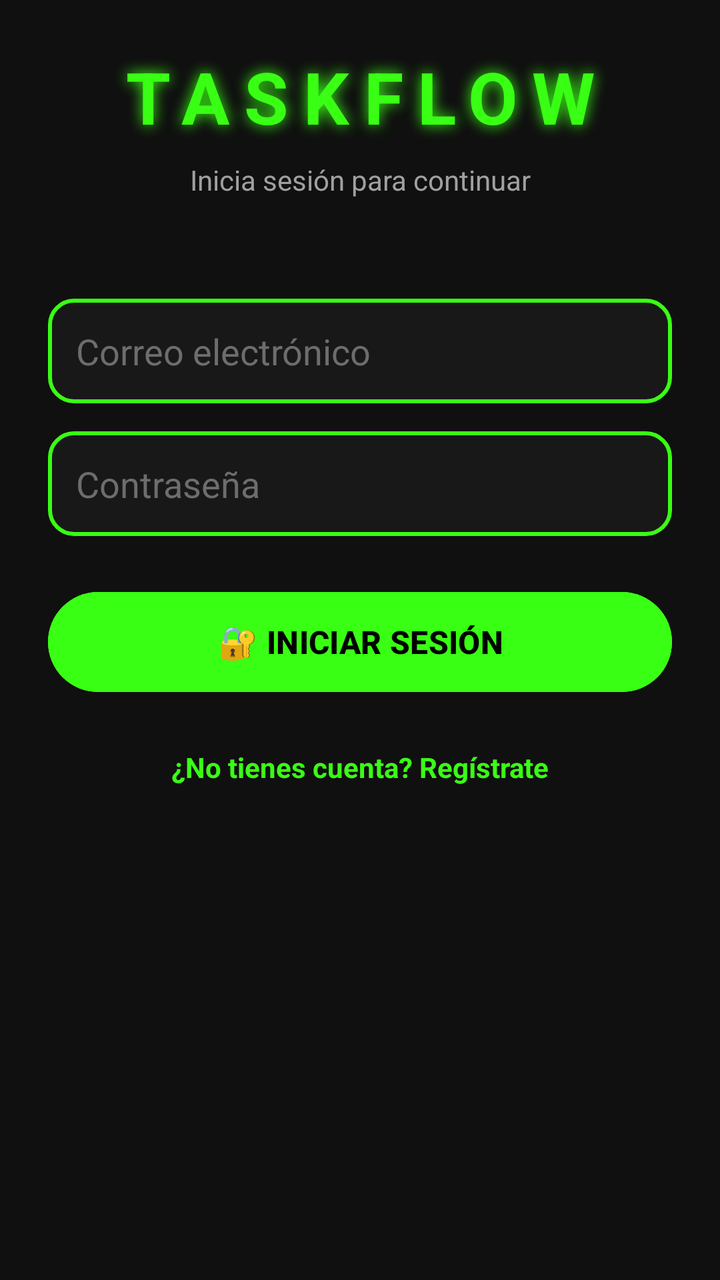
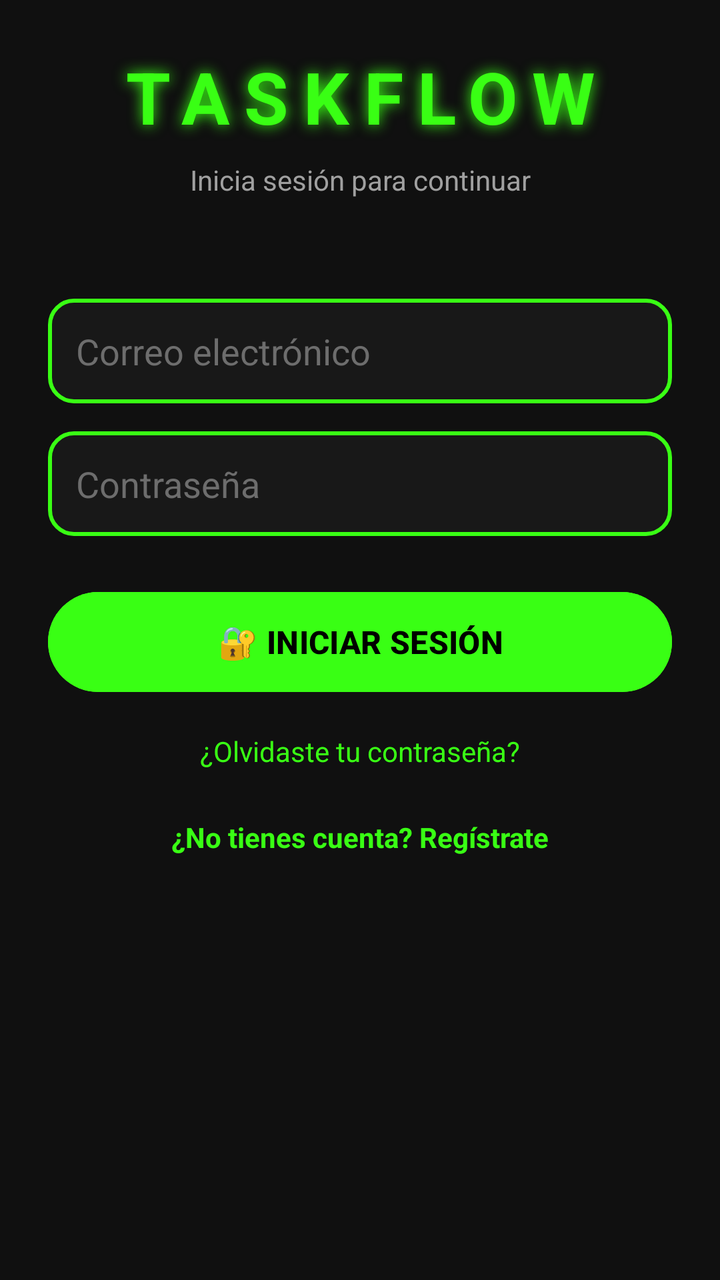

The first picture is an Android layout as it rendered before a commit; the second is the same layout after the commit. The layout source and the unified diff follow.
<!-- AndroidManifest.xml: application theme Theme.TaskFlow -->
<!-- res/layout/activity_login.xml -->
<?xml version="1.0" encoding="utf-8"?>
<ScrollView xmlns:android="http://schemas.android.com/apk/res/android"
    android:layout_width="match_parent"
    android:layout_height="match_parent"
    android:background="#101010"
    android:fillViewport="true">

    <LinearLayout
        android:layout_width="match_parent"
        android:layout_height="match_parent"
        android:orientation="vertical"
        android:padding="24dp">

        

        <TextView
            android:layout_width="match_parent"
            android:layout_height="wrap_content"
            android:gravity="center"
            android:text="TASKFLOW"
            android:textColor="#39FF14"
            android:textSize="36sp"
            android:textStyle="bold"
            android:letterSpacing="0.2"
            android:shadowColor="#39FF14"
            android:shadowDx="0"
            android:shadowDy="0"
            android:shadowRadius="18" />

        <TextView
            android:layout_width="match_parent"
            android:layout_height="wrap_content"
            android:layout_marginTop="8dp"
            android:gravity="center"
            android:text="Inicia sesión para continuar"
            android:textColor="#A0A0A0"
            android:textSize="14sp" />

        

        <EditText
            android:id="@+id/etEmail"
            android:layout_width="match_parent"
            android:layout_height="wrap_content"
            android:layout_marginTop="50dp"
            android:background="@drawable/neon_background"
            android:hint="Correo electrónico"
            android:textColorHint="#6D6D6D"
            android:inputType="textEmailAddress"
            android:padding="14dp"
            android:textColor="#FFFFFF" />

        

        <EditText
            android:id="@+id/etPassword"
            android:layout_width="match_parent"
            android:layout_height="wrap_content"
            android:layout_marginTop="14dp"
            android:background="@drawable/neon_background"
            android:hint="Contraseña"
            android:textColorHint="#6D6D6D"
            android:inputType="textPassword"
            android:padding="14dp"
            android:textColor="#FFFFFF" />

        

        <Button
            android:id="@+id/btnLogin"
            android:layout_width="match_parent"
            android:layout_height="58dp"
            android:layout_marginTop="24dp"
            android:backgroundTint="#39FF14"
            android:elevation="8dp"
            android:text="🔐 INICIAR SESIÓN"
            android:textAllCaps="false"
            android:textColor="#000000"
            android:textSize="16sp"
            android:textStyle="bold" />

        

        <TextView
            android:id="@+id/tvRegister"
            android:layout_width="match_parent"
            android:layout_height="wrap_content"
            android:layout_marginTop="24dp"
            android:gravity="center"
            android:text="¿No tienes cuenta? Regístrate"
            android:textColor="#39FF14"
            android:textSize="14sp"
            android:textStyle="bold" />

    </LinearLayout>

</ScrollView>
<!-- resources referenced by this layout -->
<resources>
  <!-- drawable neon_background (drawable) -->
  <?xml version="1.0" encoding="utf-8"?>
  <shape xmlns:android="http://schemas.android.com/apk/res/android"
      android:shape="rectangle">
  
      <solid android:color="#181818" />
  
      <stroke
          android:width="2dp"
          android:color="#39FF14" />
  
      <corners android:radius="12dp" />
  
      <padding
          android:left="12dp"
          android:top="12dp"
          android:right="12dp"
          android:bottom="12dp" />
  
  </shape>
  <style name="Theme.TaskFlow" parent="Base.Theme.TaskFlow" />
  <style name="Base.Theme.TaskFlow" parent="Theme.Material3.DayNight.NoActionBar">
          
          
      </style>
</resources>

<!-- the commit's change to res/layout/activity_login.xml (unified diff, before → after) -->
@@ -82,6 +82,18 @@
         
 
         <TextView
+            android:id="@+id/tvForgotPassword"
+            android:layout_width="match_parent"
+            android:layout_height="wrap_content"
+            android:layout_marginTop="16dp"
+            android:gravity="center"
+            android:text="¿Olvidaste tu contraseña?"
+            android:textColor="#39FF14"
+            android:textSize="14sp" />
+
+        
+
+        <TextView
             android:id="@+id/tvRegister"
             android:layout_width="match_parent"
             android:layout_height="wrap_content"
